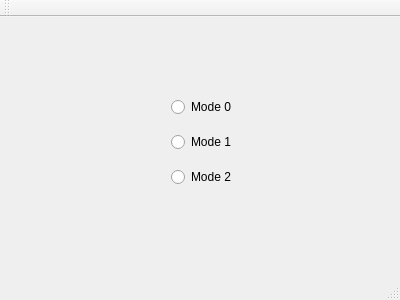
hyun9456/Qt, file ClientTest/mainwindow.ui: the form before one commit.
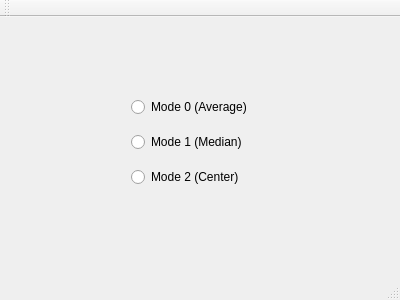
The form after the commit.

Commit message: Mode Setting

```diff
--- a/ClientTest/mainwindow.ui
+++ b/ClientTest/mainwindow.ui
@@ -14,12 +14,12 @@
    <string>MainWindow</string>
   </property>
   <widget class="QWidget" name="centralWidget">
-   <widget class="QWidget" name="">
+   <widget class="QWidget" name="layoutWidget">
     <property name="geometry">
      <rect>
-      <x>160</x>
+      <x>120</x>
       <y>60</y>
-      <width>91</width>
+      <width>155</width>
       <height>131</height>
      </rect>
     </property>
@@ -27,21 +27,21 @@
      <item>
       <widget class="QRadioButton" name="radioButton_mode0">
        <property name="text">
-        <string>Mode 0</string>
+        <string>Mode 0 (Average)</string>
        </property>
       </widget>
      </item>
      <item>
       <widget class="QRadioButton" name="radioButton_mode1">
        <property name="text">
-        <string>Mode 1</string>
+        <string>Mode 1 (Median)</string>
        </property>
       </widget>
      </item>
      <item>
       <widget class="QRadioButton" name="radioButton_mode2">
        <property name="text">
-        <string>Mode 2</string>
+        <string>Mode 2 (Center)</string>
        </property>
       </widget>
      </item>
```
The commit also changes 7 other files.
